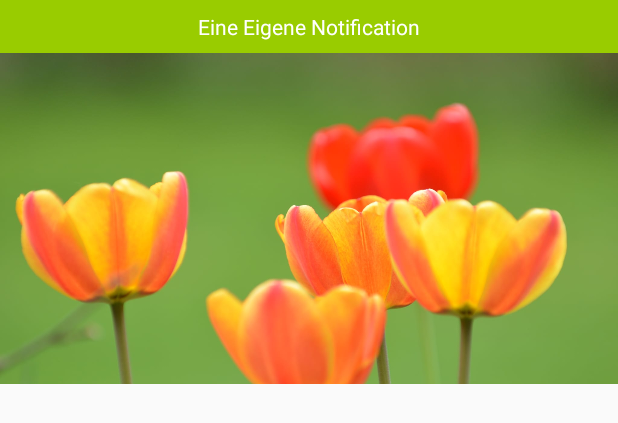
After one commit to Cayleb-Ordo/Notification-Demo, an Android app: the layout notification_expanded.xml on its own in the app's theme, with its tools: preview values and no code run, on a phone screen of 412 x 824 dp. The commit adds this screen. Shown: the top 423 px of the screen. Run offline under Robolectric (Android 15) with nearby library versions, the phone set to English and light mode, and no system bars.

Commit message:
Implementieren von Custom-Notification
Mit konsistentem Style.

```diff
--- /dev/null
+++ b/Programm/app/src/main/res/layout/notification_expanded.xml
@@ -0,0 +1,23 @@
+<?xml version="1.0" encoding="utf-8"?>
+<LinearLayout xmlns:android="http://schemas.android.com/apk/res/android"
+    android:orientation="vertical"
+    android:layout_width="match_parent"
+    android:layout_height="256dp">
+
+    <TextView
+        style="@style/TextAppearance.Compat.Notification"
+        android:id="@+id/not_expan_Title"
+        android:layout_width="match_parent"
+        android:layout_height="wrap_content"
+        android:textAlignment="center"
+        android:text="@string/NotCuExpTitle"
+        android:padding="8dp"
+        android:background="@android:color/holo_green_light"
+        android:textColor="@color/CustomTextColor"/>
+    <ImageView
+        android:id="@+id/not_expan_Img"
+        android:layout_width="match_parent"
+        android:layout_height="match_parent"
+        android:scaleType="centerCrop"
+        android:src="@drawable/tulpen_fentzl"/>
+</LinearLayout>
--- a/Programm/app/src/main/res/values/strings.xml
+++ b/Programm/app/src/main/res/values/strings.xml
@@ -19,6 +19,10 @@
     <string name="NotBText_lorem">"Lorem ipsum dolor sit amet, consectetur adipiscing elit, sed do eiusmod tempor incididunt ut labore et dolore magna aliqua. Ut enim ad minim veniam, quis nostrud exercitation ullamco laboris nisi ut aliquip ex ea commodo consequat. Duis aute irure dolor in reprehenderit in voluptate velit esse cillum dolore eu fugiat nulla pariatur. Excepteur sint occaecat cupidatat non proident, sunt in culpa qui officia deserunt mollit anim id est laborum."</string>
     <string name="NotBTextConTitle">Das ist viel Text</string>
     <string name="NotBTextSumm">Zusammenfasung:</string>
+    <!-- Custom-Notification-->
+    <string name="NotCuCoTitle">Schönes Bild!</string>
+    <string name="NotCuCoInfo">Erweitern zum ansehen</string>
+    <string name="NotCuExpTitle">Eine Eigene Notification</string>
     <!-- Notification-Action-Buttons-->
     <string name="NotActionClose">Schließen</string>
     <string name="NotActionReply">Antworten</string>
```
Also changed, not shown: Programm/app/src/main/java/de/fentzl/notification_demo/NotificationController.java (+17 -6 lines), Programm/app/src/main/java/de/fentzl/notification_demo/NotificationDemoApplication.java (+8 -0 lines), Programm/app/src/main/res/layout/notification_collapsed.xml (added, +23 -0 lines), 2 other files.
